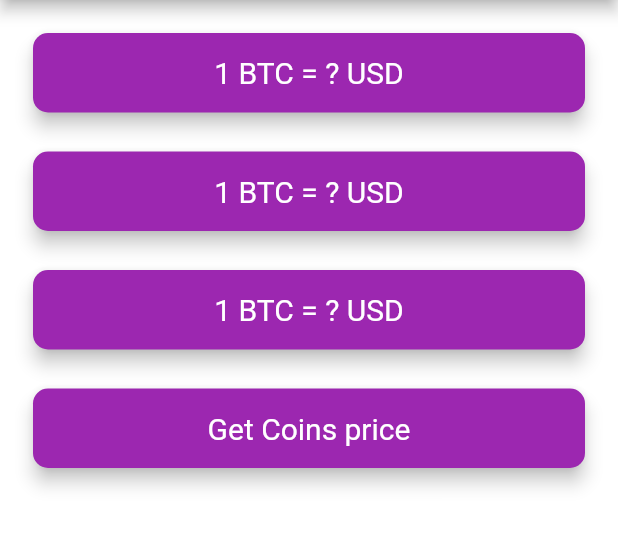
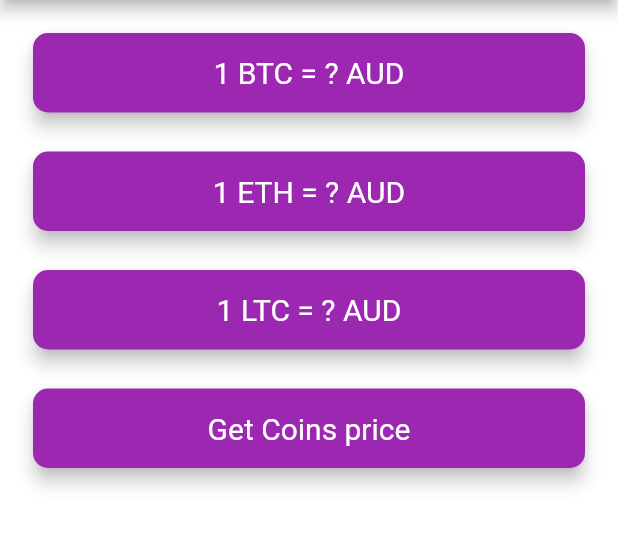
Before and after one commit to MarcusXavierr/bitcoin-today, a Flutter app: the screen it shows after launch, after a tap on "Get Coins price", on a phone screen of 412 x 824 dp, the part 84-634 px from its top. Run offline on Flutter 3.47's test engine with Material 2 defaults, Android fonts, the phone set to English and light mode, and no system bars; network calls fail.

Commit message:
all features done

```diff
--- a/lib/price_screen.dart
+++ b/lib/price_screen.dart
@@ -10,8 +10,14 @@ class PriceScreen extends StatefulWidget {
 }
 
 class _PriceScreenState extends State<PriceScreen> {
-  String selectedCurrency = 'USD';
+  String selectedCurrency = 'AUD';
 
+  List prices = [];
+
+  String bitcoin = '?';
+  String ethereum = '?';
+  String litecoin = '?';
+  CoinData coinData = CoinData();
   //Dropdown Button
 
   DropdownButton androidDropdown() {
@@ -49,8 +55,12 @@ class _PriceScreenState extends State<PriceScreen> {
     return CupertinoPicker(
       itemExtent: 32.0,
       onSelectedItemChanged: (selectedIndex) {
-        print(currenciesList[selectedIndex]);
-        selectedCurrency = currenciesList[selectedIndex];
+        setState(() {
+          selectedCurrency = currenciesList[selectedIndex];
+          bitcoin = '?';
+          ethereum = '?';
+          litecoin = '?';
+        });
       },
       children: cupertinoPickerItems(),
     );
@@ -97,15 +107,28 @@ class _PriceScreenState extends State<PriceScreen> {
             children: <Widget>[
               CoinWidget(
                 coinType: 'BTC',
-              ),
-              CoinWidget(
-                coinType: 'UTC',
+                currency: selectedCurrency,
+                price: bitcoin,
               ),
               CoinWidget(
                 coinType: 'ETH',
+                currency: selectedCurrency,
+                price: ethereum,
+              ),
+              CoinWidget(
+                coinType: 'LTC',
+                currency: selectedCurrency,
+                price: litecoin,
               ),
               GestureDetector(
-                onTap: () => print('Works'),
+                onTap: () async {
+                  prices = await coinData.getPrice(selectedCurrency);
+                  setState(() {
+                    bitcoin = prices[0];
+                    ethereum = prices[1];
+                    litecoin = prices[2];
+                  });
+                },
                 child: Padding(
                   padding: EdgeInsets.fromLTRB(18.0, 18.0, 18.0, 0),
                   child: Card(
@@ -149,9 +172,11 @@ class _PriceScreenState extends State<PriceScreen> {
 }
 
 class CoinWidget extends StatelessWidget {
-  CoinWidget({this.coinType});
+  CoinWidget({this.coinType, this.currency, this.price});
 
   final String coinType;
+  final String currency;
+  final String price;
 
   @override
   Widget build(BuildContext context) {
@@ -168,7 +193,7 @@ class CoinWidget extends StatelessWidget {
             Padding(
               padding: EdgeInsets.symmetric(vertical: 15.0, horizontal: 28.0),
               child: Text(
-                '1 BTC = ? USD',
+                '1 $coinType = $price $currency',
                 textAlign: TextAlign.center,
                 style: TextStyle(
                   fontSize: 20.0,
```
